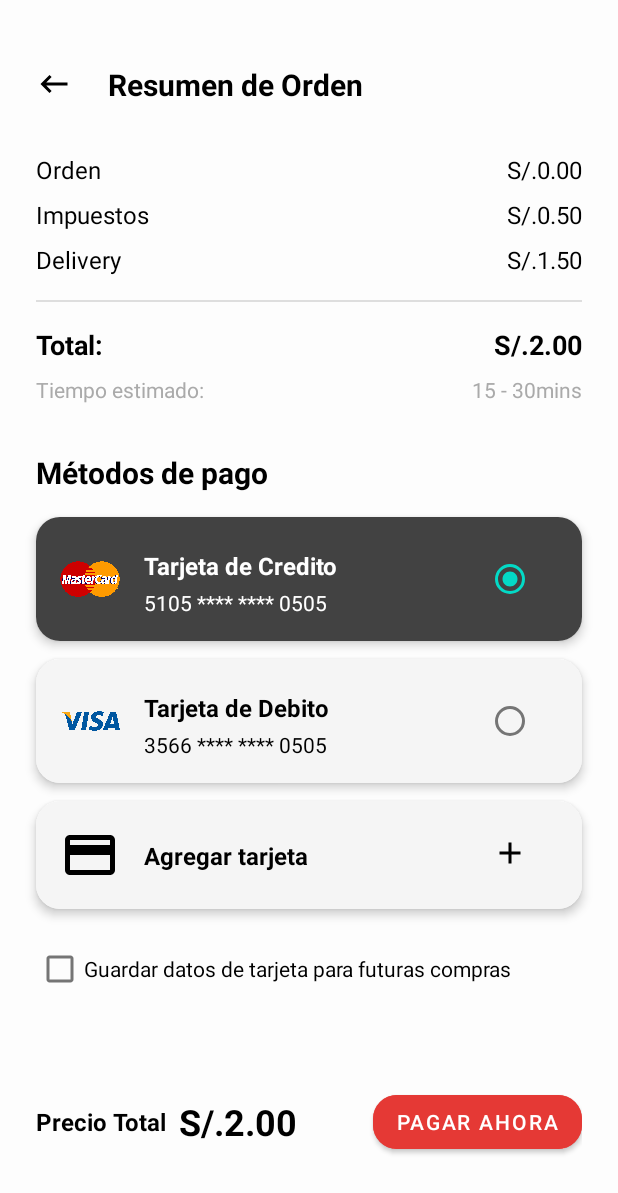
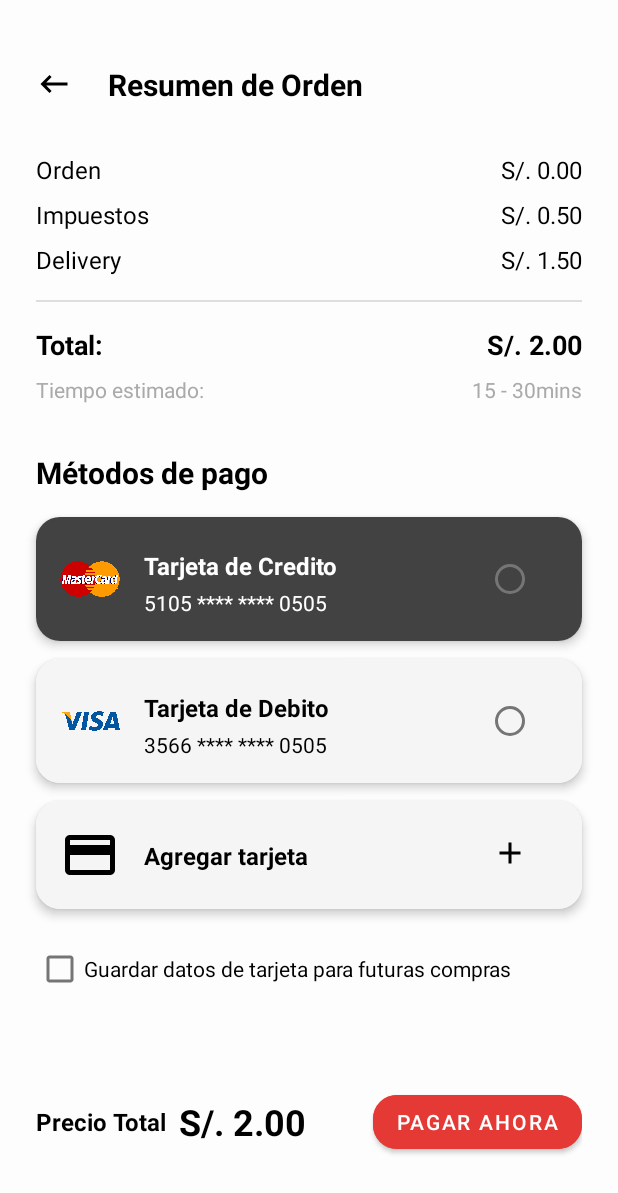
Before and after one commit to Randy939/FUXINGAPP, an Android app: the MetodoPagoActivity screen opened directly, with no data from a screen before it, on a phone screen of 412 x 824 dp. Shown: the top 1193 px of the screen. Run offline under Robolectric (Android 15) with nearby library versions, the phone set to English and light mode, and no system bars.

```diff
--- a/app/src/main/java/com/example/fuxingapp/MainActivity.kt
+++ b/app/src/main/java/com/example/fuxingapp/MainActivity.kt
@@ -198,7 +198,10 @@ class MainActivity : AppCompatActivity() {
         btnCerrar.setOnClickListener { dialog.dismiss() }
 
         btnPagar.setOnClickListener {
-            Toast.makeText(this, "Función de pago aún no implementada", Toast.LENGTH_SHORT).show()
+            val subtotal = CartManager.calcularTotal()
+            val intent = Intent(this, MetodoPagoActivity::class.java)
+            intent.putExtra("subtotal", subtotal)
+            startActivity(intent)
             dialog.dismiss()
         }
 
--- a/app/src/main/java/com/example/fuxingapp/MetodoPagoActivity.kt
+++ b/app/src/main/java/com/example/fuxingapp/MetodoPagoActivity.kt
@@ -1,139 +1,84 @@
 package com.example.fuxingapp
 
+import android.content.Intent
+import android.graphics.Color
+import android.os.Bundle
+import android.widget.*
 import androidx.appcompat.app.AppCompatActivity
-import android.os.Bundle
-import android.widget.TextView
-import android.widget.Button
-import android.widget.ImageButton
-import androidx.cardview.widget.CardView
-import android.widget.RadioButton
-import androidx.core.content.ContextCompat
-import android.graphics.Color
 import androidx.constraintlayout.widget.ConstraintLayout
-import android.content.Intent
 
 class MetodoPagoActivity : AppCompatActivity() {
-
-    private lateinit var textViewOrderPrice: TextView
-    private lateinit var textViewTotalPrice: TextView
-    private lateinit var textViewFinalPriceValue: TextView
-    private lateinit var constraintLayoutCreditCard: ConstraintLayout
-    private lateinit var constraintLayoutDebitCard: ConstraintLayout
-    private lateinit var radioButtonCreditCard: RadioButton
-    private lateinit var radioButtonDebitCard: RadioButton
-    private lateinit var textViewCreditCardLabel: TextView
-    private lateinit var textViewCreditCardNumber: TextView
-    private lateinit var textViewDebitCardLabel: TextView
-    private lateinit var textViewDebitCardNumber: TextView
-    private lateinit var buttonPayNow: Button
-    private lateinit var cardViewAddCard: CardView
-
-    private val TAXES = 0.50 // Impuesto fijo
-    private val DELIVERY_FEE = 1.50 // Costo de delivery fijo
 
     override fun onCreate(savedInstanceState: Bundle?) {
         super.onCreate(savedInstanceState)
         setContentView(R.layout.activity_metodo_pago)
 
-        // Inicializar vistas
-        textViewOrderPrice = findViewById(R.id.textViewOrderPrice)
-        textViewTotalPrice = findViewById(R.id.textViewTotalPrice)
-        textViewFinalPriceValue = findViewById(R.id.textViewFinalPriceValue)
-        constraintLayoutCreditCard = findViewById(R.id.constraintLayoutCreditCard)
-        constraintLayoutDebitCard = findViewById(R.id.constraintLayoutDebitCard)
-        radioButtonCreditCard = findViewById(R.id.radioButtonCreditCard)
-        radioButtonDebitCard = findViewById(R.id.radioButtonDebitCard)
-        textViewCreditCardLabel = findViewById(R.id.textViewCreditCardLabel)
-        textViewCreditCardNumber = findViewById(R.id.textViewCreditCardNumber)
-        textViewDebitCardLabel = findViewById(R.id.textViewDebitCardLabel)
-        textViewDebitCardNumber = findViewById(R.id.textViewDebitCardNumber)
-        buttonPayNow = findViewById(R.id.buttonPayNow)
-        cardViewAddCard = findViewById(R.id.cardViewAddCard)
+        val subtotal = intent.getDoubleExtra("subtotal", 0.0)
 
-        val imageButtonBack: ImageButton = findViewById(R.id.imageButtonBack)
+        // Impuestos y delivery fijos
+        val impuesto = 0.50
+        val delivery = 1.50
+        val total = subtotal + impuesto + delivery
 
-        // Configurar botón de retroceso
-        imageButtonBack.setOnClickListener {
-            onBackPressed()
+        // Referencias a los TextView
+        val textOrder = findViewById<TextView>(R.id.textViewOrderPrice)
+        val textTaxes = findViewById<TextView>(R.id.textViewTaxesPrice)
+        val textDelivery = findViewById<TextView>(R.id.textViewDeliveryPrice)
+        val textTotal = findViewById<TextView>(R.id.textViewTotalPrice)
+        val textFinal = findViewById<TextView>(R.id.textViewFinalPriceValue)
+        val layoutCredit = findViewById<ConstraintLayout>(R.id.constraintLayoutCreditCard)
+        val layoutDebit = findViewById<ConstraintLayout>(R.id.constraintLayoutDebitCard)
+        val radioCredit = findViewById<RadioButton>(R.id.radioButtonCreditCard)
+        val radioDebit = findViewById<RadioButton>(R.id.radioButtonDebitCard)
+
+        fun actualizarColoresSeleccion(tipo: String) {
+            if (tipo == "credito") {
+                layoutCredit.setBackgroundColor(Color.parseColor("#424242"))
+                layoutDebit.setBackgroundColor(Color.parseColor("#F5F5F5"))
+                radioCredit.isChecked = true
+                radioDebit.isChecked = false
+            } else {
+                layoutDebit.setBackgroundColor(Color.parseColor("#F5F5F5"))
+                layoutCredit.setBackgroundColor(Color.parseColor("#424242"))
+                radioCredit.isChecked = false
+                radioDebit.isChecked = true
+            }
         }
 
-        // Obtener el total del carrito de la actividad anterior
-        val cartTotal = intent.getDoubleExtra("cart_total", 0.0)
-
-        // Actualizar el precio de la orden y calcular el total final
-        updatePrices(cartTotal)
-
-        // Configurar listeners para la selección de tarjetas
-        constraintLayoutCreditCard.setOnClickListener {
-            selectPaymentMethod(PaymentMethod.CREDIT_CARD)
+        // Listeners para selección por radio
+        radioCredit.setOnClickListener {
+            actualizarColoresSeleccion("credito")
+        }
+        radioDebit.setOnClickListener {
+            actualizarColoresSeleccion("debito")
         }
 
-        constraintLayoutDebitCard.setOnClickListener {
-            selectPaymentMethod(PaymentMethod.DEBIT_CARD)
+// Listeners para selección por tocar el layout
+        layoutCredit.setOnClickListener {
+            actualizarColoresSeleccion("credito")
+        }
+        layoutDebit.setOnClickListener {
+            actualizarColoresSeleccion("debito")
         }
 
-        // Configurar listeners para los RadioButtons para que también seleccionen el método de pago
-        radioButtonCreditCard.setOnClickListener {
-            selectPaymentMethod(PaymentMethod.CREDIT_CARD)
+        // Mostrar valores
+        textOrder.text = "S/. %.2f".format(subtotal)
+        textTaxes.text = "S/. %.2f".format(impuesto)
+        textDelivery.text = "S/. %.2f".format(delivery)
+        textTotal.text = "S/. %.2f".format(total)
+        textFinal.text = "S/. %.2f".format(total)
+
+        // Botón para volver atrás
+        val btnBack = findViewById<ImageButton>(R.id.imageButtonBack)
+        btnBack.setOnClickListener {
+            finish()
         }
 
-        radioButtonDebitCard.setOnClickListener {
-            selectPaymentMethod(PaymentMethod.DEBIT_CARD)
-        }
-
-        // Configurar listener para el botón pagar ahora
-        buttonPayNow.setOnClickListener {
+        // Botón de pagar (acción temporal)
+        val btnPayNow = findViewById<Button>(R.id.buttonPayNow)
+        btnPayNow.setOnClickListener {
             val intent = Intent(this, PaymentNotificationActivity::class.java)
             startActivity(intent)
-            finish() // Opcional: cierra MetodoPagoActivity
-        }
-
-        // Configurar listener para la vista de agregar tarjeta
-        cardViewAddCard.setOnClickListener {
-            val intent = Intent(this, AgregarTarjetaActivity::class.java)
-            startActivity(intent)
-        }
-
-        // Seleccionar la tarjeta de crédito por defecto al iniciar
-        selectPaymentMethod(PaymentMethod.CREDIT_CARD)
-
-        // Aquí se añadiría la lógica para guardar datos de tarjeta
-    }
-
-    private fun updatePrices(orderPrice: Double) {
-        textViewOrderPrice.text = String.format("S/.%.2f", orderPrice)
-        val total = orderPrice + TAXES + DELIVERY_FEE
-        textViewTotalPrice.text = String.format("S/.%.2f", total) // Assuming textViewTotalPrice is for the breakdown
-        textViewFinalPriceValue.text = String.format("S/.%.2f", total) // Assuming textViewFinalPriceValue is for the final total
-    }
-
-    private fun selectPaymentMethod(method: PaymentMethod) {
-        when (method) {
-            PaymentMethod.CREDIT_CARD -> {
-                constraintLayoutCreditCard.setBackgroundColor(Color.parseColor("#424242")) // Color oscuro para seleccionado
-                constraintLayoutDebitCard.setBackgroundColor(Color.parseColor("#F5F5F5")) // Color claro para no seleccionado
-                radioButtonCreditCard.isChecked = true
-                radioButtonDebitCard.isChecked = false
-                textViewCreditCardLabel.setTextColor(Color.WHITE)
-                textViewCreditCardNumber.setTextColor(Color.WHITE)
-                textViewDebitCardLabel.setTextColor(Color.BLACK)
-                textViewDebitCardNumber.setTextColor(Color.BLACK)
-            }
-            PaymentMethod.DEBIT_CARD -> {
-                constraintLayoutCreditCard.setBackgroundColor(Color.parseColor("#F5F5F5")) // Color claro para no seleccionado
-                constraintLayoutDebitCard.setBackgroundColor(Color.parseColor("#424242")) // Color oscuro para seleccionado
-                radioButtonCreditCard.isChecked = false
-                radioButtonDebitCard.isChecked = true
-                textViewCreditCardLabel.setTextColor(Color.BLACK)
-                textViewCreditCardNumber.setTextColor(Color.BLACK)
-                textViewDebitCardLabel.setTextColor(Color.WHITE)
-                textViewDebitCardNumber.setTextColor(Color.WHITE)
-            }
         }
     }
-
-    enum class PaymentMethod {
-        CREDIT_CARD,
-        DEBIT_CARD
-    }
 }
```
Also changed, not shown: app/src/main/AndroidManifest.xml (+20 -11 lines), app/src/main/java/com/example/fuxingapp/DetallePlatoActivity.kt (+17 -0 lines).
